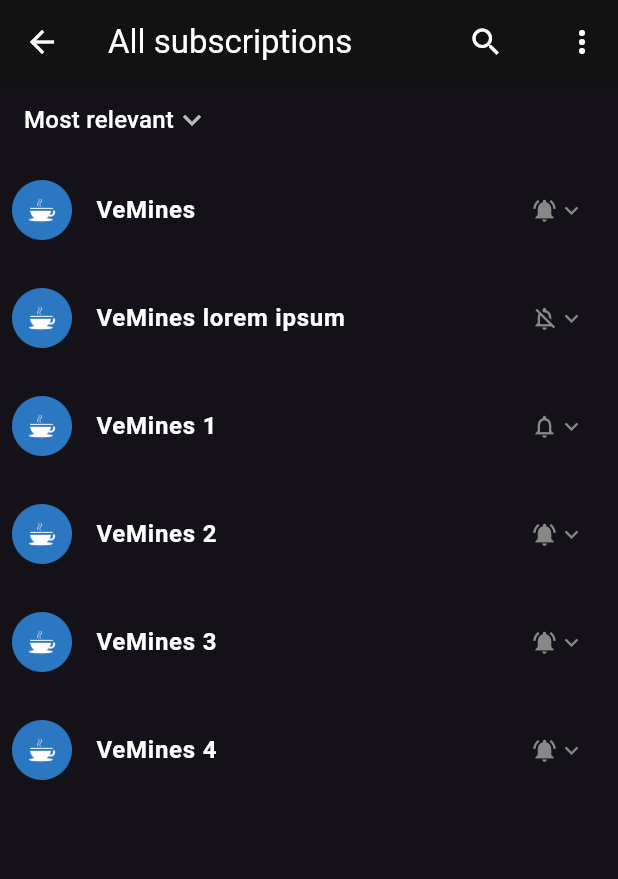
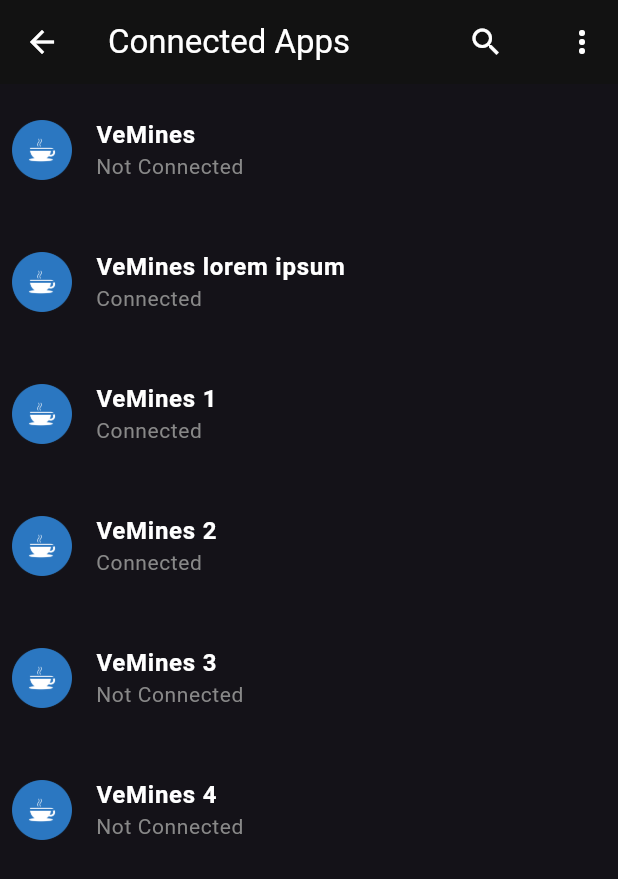
Before and after one commit to vemines/youtube_screens_flutter, a Flutter app: the screen it shows after launch, after a tap on the "arrow back" icon, on a phone screen of 412 x 824 dp. Shown: the top 879 px of the screen. Run offline on Flutter 3.47's test engine with Material 3 defaults, Android fonts, the phone set to English and light mode, and no system bars; our stand-ins replace device_preview, fl_chart, flutter_lorem, flutter_svg, gap, get and 3 more.

Commit message:
add connected apps

```diff
--- /dev/null
+++ b/lib/app/data/models/connected_app.dart
@@ -0,0 +1,10 @@
+class ConnectedAppModel {
+  ConnectedAppModel({
+    required this.iconChannel,
+    required this.nameChannel,
+    this.status = false,
+  });
+  final String iconChannel;
+  final String nameChannel;
+  final bool status;
+}
--- a/lib/app/data/models/post_model.dart
+++ b/lib/app/data/models/post_model.dart
@@ -1,7 +1,7 @@
 import '../../shared/extensions/datetime_extension.dart';
 
 import 'comment_model.dart';
-import 'subscriptions_model.dart';
+import 'subscriptions_abs.dart';
 
 class PostModel extends Subscriptions {
   PostModel({
--- a/lib/app/data/models/video_model.dart
+++ b/lib/app/data/models/video_model.dart
@@ -3,7 +3,7 @@ import 'package:youtube_screens/app/shared/extensions/num_extension.dart';
 import '../../shared/extensions/datetime_extension.dart';
 import '../../shared/utils/formatters/viewed.dart';
 
-import 'subscriptions_model.dart';
+import 'subscriptions_abs.dart';
 
 class VideoModel extends Subscriptions {
   VideoModel({
--- /dev/null
+++ b/lib/app/data/repositories/connected_app_repository.dart
@@ -0,0 +1,34 @@
+import '../../../gen/assets.gen.dart';
+import '../models/connected_app.dart';
+
+class ConnectedAppRepository {
+  static List<ConnectedAppModel> mock = [
+    ConnectedAppModel(
+      iconChannel: Assets.png.coffee.path,
+      nameChannel: 'VeMines',
+    ),
+    ConnectedAppModel(
+      iconChannel: Assets.png.coffee.path,
+      nameChannel: 'VeMines lorem ipsum',
+      status: true,
+    ),
+    ConnectedAppModel(
+      iconChannel: Assets.png.coffee.path,
+      nameChannel: 'VeMines 1',
+      status: true,
+    ),
+    ConnectedAppModel(
+      iconChannel: Assets.png.coffee.path,
+      nameChannel: 'VeMines 2',
+      status: true,
+    ),
+    ConnectedAppModel(
+      iconChannel: Assets.png.coffee.path,
+      nameChannel: 'VeMines 3',
+    ),
+    ConnectedAppModel(
+      iconChannel: Assets.png.coffee.path,
+      nameChannel: 'VeMines 4',
+    ),
+  ];
+}
--- a/lib/app/data/repositories/subcriptions_repository.dart
+++ b/lib/app/data/repositories/subcription_repository.dart
@@ -2,7 +2,7 @@ import '../models/subscription_model.dart';
 
 import '../../../gen/assets.gen.dart';
 
-class SubcriptionsRepository {
+class SubcriptionRepository {
   static List<SubscriptionModel> mock = [
     SubscriptionModel(
       iconChannel: Assets.png.coffee.path,
--- a/lib/app/modules/allSubscriptions/controllers/all_subscriptions_controller.dart
+++ b/lib/app/modules/allSubscriptions/controllers/all_subscriptions_controller.dart
@@ -1,7 +1,7 @@
 import 'package:get/get.dart';
 
 import '../../../data/models/subscription_model.dart';
-import '../../../data/repositories/subcriptions_repository.dart';
+import '../../../data/repositories/subcription_repository.dart';
 
 class AllSubscriptionsController extends GetxController {
   final RxBool isLoading = true.obs;
@@ -9,7 +9,7 @@ class AllSubscriptionsController extends GetxController {
   RxList<SubscriptionModel> subscriptions = <SubscriptionModel>[].obs;
   Future<void> loadPosts() async {
     Future.delayed(const Duration(seconds: 1)).then((_) {
-      subscriptions.value = [...SubcriptionsRepository.mock];
+      subscriptions.value = [...SubcriptionRepository.mock];
       isLoading.value = false;
     });
   }
--- /dev/null
+++ b/lib/app/modules/connectedApps/bindings/connected_apps_binding.dart
@@ -0,0 +1,12 @@
+import 'package:get/get.dart';
+
+import '../controllers/connected_apps_controller.dart';
+
+class ConnectedAppsBinding extends Bindings {
+  @override
+  void dependencies() {
+    Get.lazyPut<ConnectedAppsController>(
+      () => ConnectedAppsController(),
+    );
+  }
+}
--- /dev/null
+++ b/lib/app/modules/connectedApps/controllers/connected_apps_controller.dart
@@ -0,0 +1,16 @@
+import 'package:get/get.dart';
+
+import '../../../data/models/connected_app.dart';
+import '../../../data/repositories/connected_app_repository.dart';
+
+class ConnectedAppsController extends GetxController {
+  final RxBool isLoading = true.obs;
+
+  RxList<ConnectedAppModel> apps = <ConnectedAppModel>[].obs;
+  Future<void> loadPosts() async {
+    Future.delayed(const Duration(seconds: 1)).then((_) {
+      apps.value = [...ConnectedAppRepository.mock];
+      isLoading.value = false;
+    });
+  }
+}
--- /dev/null
+++ b/lib/app/modules/connectedApps/views/connected_apps_view.dart
@@ -0,0 +1,71 @@
+import 'package:flutter/material.dart';
+import 'package:get/get.dart';
+import 'package:youtube_screens/app/data/models/connected_app.dart';
+import 'package:youtube_screens/app/shared/constants/dimens.dart';
+import 'package:youtube_screens/app/shared/widgets/common.dart';
+import '../../../shared/extensions/widget_extension.dart';
+import '../controllers/connected_apps_controller.dart';
+
+class ConnectedAppsView extends StatefulWidget {
+  const ConnectedAppsView({super.key});
+
+  @override
+  State<ConnectedAppsView> createState() => _ConnectedAppsViewState();
+}
+
+class _ConnectedAppsViewState extends State<ConnectedAppsView> {
+  final ConnectedAppsController controller = Get.find<ConnectedAppsController>();
+
+  @override
+  void initState() {
+    super.initState();
+    controller.loadPosts();
+  }
+
+  @override
+  Widget build(BuildContext context) {
+    return Scaffold(
+      appBar: AppBar(
+        automaticallyImplyLeading: false,
+        leading: IconButton(
+          onPressed: () => Get.back(),
+          icon: Icon(Icons.arrow_back),
+        ),
+        title: Text("Connected Apps"),
+        actions: [
+          IconButton(
+            onPressed: () {},
+            icon: Icon(Icons.search),
+          ),
+          IconButton(
+            onPressed: () {},
+            icon: Icon(Icons.more_vert),
+          ),
+        ].separateCenter(),
+      ),
+      body: Obx(
+        () => controller.isLoading.value
+            ? centerIndicator()
+            : NoScrollBarWidget(
+                child: Column(
+                  crossAxisAlignment: CrossAxisAlignment.start,
+                  children: controller.apps
+                      .map(
+                        (sub) => connectedAppListTile(sub, context),
+                      )
+                      .toList(),
+                ),
+              ),
+      ),
+    );
+  }
+
+  ListTile connectedAppListTile(ConnectedAppModel data, BuildContext context) {
+    return ListTile(
+      contentPadding: EdgeInsets.all(Dimensions.small),
+      leading: CircleAvatar(child: Image.asset(data.iconChannel)),
+      title: Text(data.nameChannel, style: context.textTheme.bodyLarge),
+      subtitle: Text(data.status ? "Connected" : "Not Connected", style: context.textTheme.bodySmall),
+    );
+  }
+}
--- a/lib/app/modules/home/controllers/home_controller.dart
+++ b/lib/app/modules/home/controllers/home_controller.dart
@@ -3,13 +3,13 @@ import 'package:youtube_screens/app/data/models/notification_model.dart';
 import 'package:youtube_screens/app/data/models/playlist_model.dart';
 import 'package:youtube_screens/app/data/repositories/notification_repository.dart';
 import 'package:youtube_screens/app/data/repositories/playlist_repository.dart';
-import 'package:youtube_screens/app/data/repositories/subcriptions_repository.dart';
+import 'package:youtube_screens/app/data/repositories/subcription_repository.dart';
 import '../../../data/models/subscription_model.dart';
 import '../../../data/models/video_model.dart';
 import '../../../data/repositories/post_repository.dart';
 import '../../../data/repositories/video_repository.dart';
 
-import '../../../data/models/subscriptions_model.dart';
+import '../../../data/models/subscriptions_abs.dart';
 
 class HomeController extends GetxController {
   RxInt bottomNavIndex = 1.obs;
@@ -25,7 +25,7 @@ class HomeController extends GetxController {
   Future<void> loadPosts() async {
     Future.delayed(const Duration(seconds: 2)).then((_) {
       posts.value = [...PostRepository.mock, ...VideoRepository.mock];
-      subscriptions.value = [...SubcriptionsRepository.mock];
+      subscriptions.value = [...SubcriptionRepository.mock];
     });
   }
 
--- a/lib/app/modules/home/views/home_view.dart
+++ b/lib/app/modules/home/views/home_view.dart
@@ -3,7 +3,7 @@ import 'package:flutter/material.dart';
 import 'package:get/get.dart';
 import 'package:youtube_screens/app/data/models/playlist_model.dart';
 import 'package:youtube_screens/app/data/models/subscription_model.dart';
-import 'package:youtube_screens/app/data/models/subscriptions_model.dart';
+import 'package:youtube_screens/app/data/models/subscriptions_abs.dart';
 import 'package:youtube_screens/app/modules/home/views/widgets/notification_widget.dart';
 import 'package:youtube_screens/app/shared/extensions/num_extension.dart';
 import '../../../data/models/post_model.dart';
--- a/lib/app/routes/app_pages.dart
+++ b/lib/app/routes/app_pages.dart
@@ -4,6 +4,8 @@ import 'package:youtube_screens/app/modules/get_premium/views/get_premium_view.d
 import 'package:youtube_screens/app/modules/playlist/bindings/playlist_binding.dart';
 import 'package:youtube_screens/app/modules/playlist/views/playlist_view.dart';
 import '../modules/allSubscriptions/bindings/all_subscriptions_binding.dart';
+import '../modules/connectedApps/bindings/connected_apps_binding.dart';
+import '../modules/connectedApps/views/connected_apps_view.dart';
 import '../modules/get_premium/bindings/get_premium_binding.dart';
 import '../modules/movies/bindings/movie_binding.dart';
 import '../modules/movies/views/movie_view.dart';
@@ -18,7 +20,7 @@ part 'app_routes.dart';
 class AppPages {
   AppPages._();
 
-  static const INITIAL = Routes.allSubscriptions;
+  static const INITIAL = Routes.connectedApps;
 
   static final routes = [
     //
@@ -54,5 +56,10 @@ class AppPages {
       page: () => const AllSubscriptionsView(),
       binding: AllSubscriptionsBinding(),
     ),
+    GetPage(
+      name: Routes.connectedApps,
+      page: () => const ConnectedAppsView(),
+      binding: ConnectedAppsBinding(),
+    ),
   ];
 }
--- a/lib/app/routes/app_routes.dart
+++ b/lib/app/routes/app_routes.dart
@@ -7,8 +7,8 @@ abstract class Routes {
   static const movies = '/movies';
   static const playlist = '/playlist';
   static const allSubscriptions = '/all-subscriptions';
+  static const connectedApps = '/connected-apps';
 
-  static const connectedApps = '/connected-apps';
   static const downloads = '/downloads';
   static const myVideos = '/my-videos';
   static const myChannel = '/my-channel';
```
Also changed, not shown: lib/app/data/models/subscriptions_abs.dart (renamed from lib/app/data/models/subscriptions_model.dart), 2 other files.
